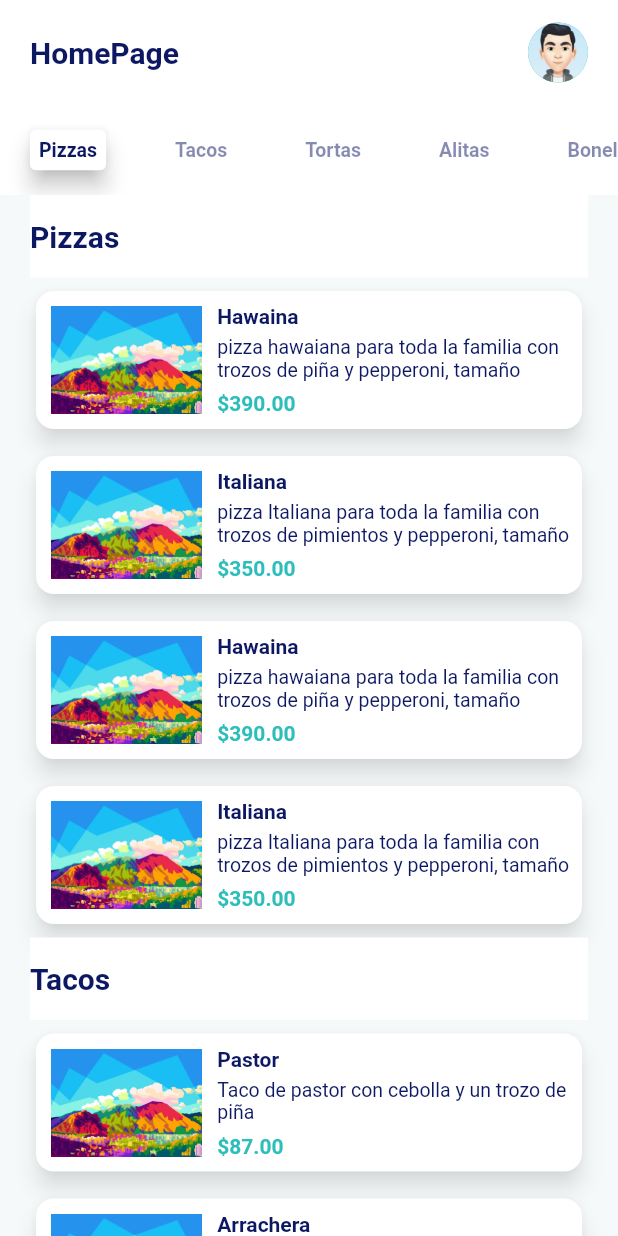
After one commit to junior-ramayo/Flutter-Animations, a Flutter app: the screen it shows after launch, after a tap on "Tabs synchronization", on a phone screen of 412 x 824 dp. The commit adds this screen. Run offline on Flutter 3.47's test engine with Material 2 defaults, Android fonts, the phone set to English and light mode, and no system bars.

Commit message:
tab-synchronization

```diff
--- a/lib/animations/NavBar-Expanded/navbar.dart
+++ b/lib/animations/NavBar-Expanded/navbar.dart
@@ -4,7 +4,7 @@ import 'package:flutter/material.dart';
 
 
  class NavBarExpanded extends StatefulWidget {
-   NavBarExpanded({Key? key}) : super(key: key);
+   const NavBarExpanded({Key? key}) : super(key: key);
 
    @override
    State<NavBarExpanded> createState() => _NavBarExpandedState();
--- a/lib/animations/animatedWidgets/home_animated.dart
+++ b/lib/animations/animatedWidgets/home_animated.dart
@@ -1,15 +1,10 @@
-import 'dart:math';
-import 'package:flutter/cupertino.dart';
 import 'package:flutter/material.dart';
-import 'package:flutter/painting.dart';
-import 'package:flutter/rendering.dart';
-import 'package:flutter/widgets.dart';
 import 'package:retos_animaciones/animations/animatedWidgets/widgets/column-widget.dart';
 
 
  class HomeAnimated extends StatefulWidget {
 
-  HomeAnimated({Key? key}) : super(key: key);
+  const HomeAnimated({Key? key}) : super(key: key);
 
   @override
   State<HomeAnimated> createState() => _HomeAnimatedState();
--- a/lib/animations/composition/home_composition.dart
+++ b/lib/animations/composition/home_composition.dart
@@ -1,7 +1,7 @@
 import 'package:flutter/material.dart';
 
  class HomeComposition extends StatefulWidget {
-   HomeComposition({Key? key}) : super(key: key);
+   const HomeComposition({Key? key}) : super(key: key);
 
    @override
    State<HomeComposition> createState() => _HomeCompositionState();
@@ -78,7 +78,7 @@ import 'package:flutter/material.dart';
    Widget build(BuildContext context) {
     return LayoutBuilder(
      builder: (context, constraints){
-      print(constraints.maxWidth); //meda el ancho de la pantalla del dispositivo.
+      // print(constraints.maxWidth); //meda el ancho de la pantalla del dispositivo.
       return Container(
        height: 10,
        alignment: Alignment.centerLeft,
--- a/lib/animations/list-scroll-animation/scroll-animation.dart
+++ b/lib/animations/list-scroll-animation/scroll-animation.dart
@@ -2,7 +2,8 @@ import 'package:flutter/material.dart';
 
 
  class ListScrollAnimation extends StatefulWidget {
-   ListScrollAnimation({Key? key}) : super(key: key);
+
+   const ListScrollAnimation({Key? key}) : super(key: key);
 
    @override
    State<ListScrollAnimation> createState() => _ListScrollAnimationState();
--- /dev/null
+++ b/lib/animations/tabs-synchronization/bloc/bloc.dart
@@ -0,0 +1,108 @@
+import 'package:flutter/material.dart';
+import 'package:retos_animaciones/animations/tabs-synchronization/data/data.dart';
+const categoryHeight = 55.0;
+const productHeight = 100.0;
+
+ class DeliveryBloc extends ChangeNotifier {
+
+   List<TabCategory> tabs = [];
+   List<DeliveryItem> items = [];
+   late TabController tabController;
+   ScrollController scrollController = ScrollController();
+   bool listen = true;
+
+   void init(TickerProvider ticker){
+    tabController = TabController(vsync: ticker, length: categories.length);
+    double offsetFrom = 0.0;
+    double offsetTo = 0.0;
+    for(int i = 0; i < categories.length; i++){
+     final category = categories[i];
+     if(i > 0){
+      offsetFrom += categories[i - 1].products.length * productHeight;
+     }
+     if(i < categories.length - 1){
+      offsetTo = offsetFrom + categories[i + 1].products.length * productHeight;
+     } else {
+      offsetTo = double.infinity;
+     }
+     tabs.add(
+      TabCategory(
+        category: category,
+        selected: (i == 0),
+        offsetFrom: categoryHeight * i + offsetFrom,
+        offsetTo: offsetTo
+      ));
+     items.add(DeliveryItem(category: category));
+     for(int j = 0; j < category.products.length; j++){
+      final product = category.products[j];
+      items.add(DeliveryItem(product: product));
+     }
+    }
+    scrollController.addListener(onScrollListener);
+   }
+
+   void onScrollListener(){
+    if(listen){
+    for(int i = 0; i < tabs.length; i++){
+     final tab = tabs[i];
+     if(scrollController.offset >= tab.offsetFrom && scrollController.offset <= tab.offsetTo && !tab.selected){
+      onCategorySelected(i, animationRequired: false);
+      tabController.animateTo(i);
+      break;
+     }
+    }
+    }
+   }
+
+  void onCategorySelected(int index, {bool animationRequired = true}) async {
+   final selected = tabs[index];
+   for(int i = 0; i < tabs.length; i++){
+     final condition = selected.category.name == tabs[i].category.name;
+    tabs[i] = tabs[i].copyWith(condition);
+   }
+   notifyListeners();
+   if(animationRequired){
+    listen = false;
+    await scrollController.animateTo(
+     selected.offsetFrom,
+     duration: const Duration(milliseconds: 500),
+     curve: Curves.linear
+    );
+    listen = true;
+   }
+  }
+
+  @override
+  void dispose() {
+    scrollController.removeListener(onScrollListener);
+    scrollController.dispose();
+    tabController.dispose();
+    super.dispose();
+  }
+
+
+}
+
+
+class TabCategory {
+  final Category category;
+  final bool selected;
+  final double offsetFrom;
+  final double offsetTo;
+
+  TabCategory copyWith(bool selected) => TabCategory(
+    category: category, selected: selected, offsetFrom: offsetFrom, offsetTo: offsetTo);
+
+  TabCategory({required this.category, required this.selected, required this.offsetFrom, required this.offsetTo});
+}
+
+class DeliveryItem {
+  final Category? category;
+  final Product? product;
+
+  DeliveryItem({this.category, this.product});
+
+  bool get isCategory => category != null;
+
+
+}
--- /dev/null
+++ b/lib/animations/tabs-synchronization/data/data.dart
@@ -0,0 +1,253 @@
+import 'package:meta/meta.dart';
+
+ class Category {
+   final String name;
+   final List<Product> products;
+
+  Category({required this.name, required this.products});
+ }
+
+ class Product {
+   final String name;
+   final String description;
+   final double price;
+   final String image;
+
+  Product({required this.name, required this.description, required this.price, required this.image});
+
+ }
+
+ final categories = [
+  Category(
+    name: 'Pizzas',
+    products: [
+     Product(
+      name: 'Hawaina',
+      description: 'pizza hawaiana para toda la familia con trozos de piña y pepperoni, tamaño grande para 5 personas',
+      price: 390.0,
+      image: 'assets/img.jpg'
+     ),
+     Product(
+      name: 'Italiana',
+      description: 'pizza Italiana para toda la familia con trozos de pimientos y pepperoni, tamaño grande para 5 personas',
+      price: 350.0,
+      image: 'assets/img.jpg'
+     ),
+     Product(
+      name: 'Hawaina',
+      description: 'pizza hawaiana para toda la familia con trozos de piña y pepperoni, tamaño grande para 5 personas',
+      price: 390.0,
+      image: 'assets/img.jpg'
+     ),
+     Product(
+      name: 'Italiana',
+      description: 'pizza Italiana para toda la familia con trozos de pimientos y pepperoni, tamaño grande para 5 personas',
+      price: 350.0,
+      image: 'assets/img.jpg'
+     ),
+    ]
+  ),
+  Category(
+    name: 'Tacos',
+    products: [
+     Product(
+      name: 'Pastor',
+      description: 'Taco de pastor con cebolla y un trozo de piña',
+      price: 87.0,
+      image: 'assets/img.jpg'
+     ),
+     Product(
+      name: 'Arrachera',
+      description: 'Taco de arrachera, con la carne mas selecta del mercado',
+      price: 120.0,
+      image: 'assets/img.jpg'
+     ),
+     Product(
+      name: 'Pastor',
+      description: 'Taco de pastor con cebolla y un trozo de piña',
+      price: 87.0,
+      image: 'assets/img.jpg'
+     ),
+     Product(
+      name: 'Arrachera',
+      description: 'Taco de arrachera, con la carne mas selecta del mercado',
+      price: 120.0,
+      image: 'assets/img.jpg'
+     ),
+    ]
+  ),
+  Category(
+    name: 'Tortas',
+    products: [
+     Product(
+      name: 'Bistec',
+      description: 'Torta de bistec con la carne mejor conservada del mercado',
+      price: 200.0,
+      image: 'assets/img.jpg'
+     ),
+     Product(
+      name: 'Chistorra',
+      description: 'Torta de chistorra con salchicha argentina y acompañada de nuestro delicioso deep',
+      price: 230.0,
+      image: 'assets/img.jpg'
+     ),
+     Product(
+      name: 'Bistec',
+      description: 'Torta de bistec con la carne mejor conservada del mercado',
+      price: 200.0,
+      image: 'assets/img.jpg'
+     ),
+     Product(
+      name: 'Chistorra',
+      description: 'Torta de chistorra con salchicha argentina y acompañada de nuestro delicioso deep',
+      price: 230.0,
+      image: 'assets/img.jpg'
+     ),
+    ]
+  ),
+  Category(
+    name: 'Alitas',
+    products: [
+     Product(
+      name: 'BBQ',
+      description: 'Nuestra deliciosa orden de alitas con salsa BBQ acompañada de un refresco',
+      price: 150.0,
+      image: 'assets/img.jpg'
+     ),
+     Product(
+      name: 'Mango Habanero',
+      description: 'Orden de 6 alitas con nuestra famosa salsa mango habanero, acompañada de nuestra salsa Cheddar',
+      price: 130.0,
+      image: 'assets/img.jpg'
+     ),
+     Product(
+      name: 'BBQ',
+      description: 'Nuestra deliciosa orden de alitas con salsa BBQ acompañada de un refresco',
+      price: 150.0,
+      image: 'assets/img.jpg'
+     ),
+     Product(
+      name: 'Mango Habanero',
+      description: 'Orden de 6 alitas con nuestra famosa salsa mango habanero, acompañada de nuestra salsa Cheddar',
+      price: 130.0,
+      image: 'assets/img.jpg'
+     ),
+    ]
+  ),
+  Category(
+    name: 'Boneless',
+    products: [
+     Product(
+      name: 'Cheddar',
+      description: 'Orden de 6 boneless con nuestra rica salsa de chedda para chuparse los dedos',
+      price: 150.0,
+      image: 'assets/img.jpg'
+     ),
+     Product(
+      name: 'BBQ Chipotle',
+      description: 'Orden de 6 boneless con salsa BBQ Chipotle acompañada de pepino y zanahoria',
+      price: 130.0,
+      image: 'assets/img.jpg'
+     ),
+     Product(
+      name: 'Cheddar',
+      description: 'Orden de 6 boneless con nuestra rica salsa de chedda para chuparse los dedos',
+      price: 150.0,
+      image: 'assets/img.jpg'
+     ),
+     Product(
+      name: 'BBQ Chipotle',
+      description: 'Orden de 6 boneless con salsa BBQ Chipotle acompañada de pepino y zanahoria',
+      price: 130.0,
+      image: 'assets/img.jpg'
+     ),
+    ]
+  ),
+  Category(
+    name: 'Sushi',
+    products: [
+     Product(
+      name: 'California',
+      description: 'Sushi california empanizado con 12 rollos y con pollo y queso philadelphia',
+      price: 160.0,
+      image: 'assets/img.jpg'
+     ),
+     Product(
+      name: 'Doritos',
+      description: 'Sushi con empanizado con doritos y con pollo y aguacate',
+      price: 189.0,
+      image: 'assets/img.jpg'
+     ),
+     Product(
+      name: 'California',
+      description: 'Sushi california empanizado con 12 rollos y con pollo y queso philadelphia',
+      price: 160.0,
+      image: 'assets/img.jpg'
+     ),
+     Product(
+      name: 'Doritos',
+      description: 'Sushi con empanizado con doritos y con pollo y aguacate',
+      price: 189.0,
+      image: 'assets/img.jpg'
+     ),
+    ]
+  ),
+  Category(
+    name: 'Refrescos',
+    products: [
+     Product(
+      name: 'Coca-cola',
+      description: 'lata de refresco coca-cola de 600 ml',
+      price: 40.0,
+      image: 'assets/img.jpg'
+     ),
+     Product(
+      name: 'Sprite',
+      description: 'lata de refresco sprite de 600 ml',
+      price: 40.0,
+      image: 'assets/img.jpg'
+     ),
+     Product(
+      name: 'Coca-cola',
+      description: 'lata de refresco coca-cola de 600 ml',
+      price: 40.0,
+      image: 'assets/img.jpg'
+     ),
+     Product(
+      name: 'Sprite',
+      description: 'lata de refresco sprite de 600 ml',
+      price: 40.0,
+      image: 'assets/img.jpg'
+     ),
+    ]
+  ),
+  Category(
+    name: 'Postres',
+    products: [
+     Product(
+      name: 'Helado de coco',
+      description: 'Dos bolas de helado de coco natural',
+      price: 90.0,
+      image: 'assets/img.jpg'
+     ),
+     Product(
+      name: 'Pastel de chocolate',
+      description: 'Rebanada de pastel de chocolate',
+      price: 110.0,
+      image: 'assets/img.jpg'
+     ),
+     Product(
+      name: 'Helado de coco',
+      description: 'Dos bolas de helado de coco natural',
+      price: 90.0,
+      image: 'assets/img.jpg'
+     ),
+     Product(
+      name: 'Pastel de chocolate',
+      description: 'Rebanada de pastel de chocolate',
+      price: 110.0,
+      image: 'assets/img.jpg'
+     ),
+    ]
+  ),
+ ];
--- /dev/null
+++ b/lib/animations/tabs-synchronization/pages/home_synchronization.dart
@@ -0,0 +1,238 @@
+import 'package:flutter/material.dart';
+import 'package:retos_animaciones/animations/tabs-synchronization/bloc/bloc.dart';
+import 'package:retos_animaciones/animations/tabs-synchronization/data/data.dart';
+
+
+ class TabsSynchronization extends StatefulWidget {
+   const TabsSynchronization({Key? key}) : super(key: key);
+
+   @override
+   State<TabsSynchronization> createState() => _TabsSynchronizationState();
+ }
+
+ class _TabsSynchronizationState extends State<TabsSynchronization> with SingleTickerProviderStateMixin{
+
+  final _backgroundColor = const Color(0xFFF6F9FA);
+  final _blueColor = const Color(0xFF0D1863);
+  final _greenColor = const Color(0xFF2BBEBA);
+
+  final bloc = DeliveryBloc();
+
+
+  @override
+  void initState() {
+    bloc.init(this);
+    super.initState();
+  }
+
+  @override
+  void dispose() {
+    bloc.dispose();
+    super.dispose();
+  }
+
+  @override
+  Widget build(BuildContext context) {
+   return Scaffold(
+    backgroundColor: _backgroundColor,
+    body: SafeArea(
+      child: AnimatedBuilder(
+        animation: bloc,
+        builder: (_, __) => Column(
+         crossAxisAlignment: CrossAxisAlignment.stretch,
+         children: [
+
+          header(),
+
+          Container(
+            height: 60,
+            color: Colors.white,
+            child: TabBar(
+             onTap: bloc.onCategorySelected,
+             controller: bloc.tabController,
+             indicatorWeight: 0.01,
+             isScrollable: true,
+             tabs: bloc.tabs.map((e) => TabWidget(tabCategory: e)).toList()
+            ),
+          ),
+
+          Expanded(
+           child: Container(
+             child: ListView.builder(
+              controller: bloc.scrollController,
+              padding: const EdgeInsets.symmetric(horizontal: 20),
+              itemCount: bloc.items.length,
+              itemBuilder: (context, index){
+                final item = bloc.items[index];
+               if(item.isCategory){ //si index es impar
+                return CategoryItem(category: item.category);
+               } else {
+                return ProductItem(product: item.product);
+               }
+              }
+             ),
+           )
+          ),
+
+
+         ],
+        ),
+      ),
+    ),
+   );
+  }
+
+  Widget header(){
+    return Container(
+          padding: const EdgeInsets.symmetric(horizontal: 20),
+          color: Colors.white,
+          height: 70,
+          child: Row(
+           mainAxisAlignment: MainAxisAlignment.spaceBetween,
+           children: [
+            Text(
+             'HomePage',
+             style: TextStyle(
+              color: _blueColor,
+              fontSize: 20,
+              fontWeight: FontWeight.bold
+             ),
+            ),
+            CircleAvatar(
+             backgroundColor: _greenColor,
+             radius: 20,
+             child: ClipOval(
+              child: Image.asset(
+                'assets/avatar-1.png',
+                fit: BoxFit.cover,
+                height: 40,
+              ),
+             ),
+            )
+           ],
+          ),
+        );
+  }
+
+
+
+ }
+
+ class CategoryItem extends StatelessWidget {
+
+   final Category? category;
+
+   const CategoryItem({Key? key,  this.category}) : super(key: key);
+
+   @override
+   Widget build(BuildContext context) {
+     return Container(
+      height: categoryHeight,
+      alignment: Alignment.centerLeft,
+      color: Colors.white,
+      child: Text(
+       category!.name,
+       style: const TextStyle(
+              color: Color(0xFF0D1863),
+              fontSize: 20,
+              fontWeight: FontWeight.bold
+       ),
+      ),
+     );
+   }
+ }
+
+ class ProductItem extends StatelessWidget {
+
+  final Product? product;
+
+  const ProductItem({Key? key, this.product}) : super(key: key);
+
+  @override
+  Widget build(BuildContext context) {
+   return Container(
+    margin: const EdgeInsets.symmetric(vertical: 5),
+    height: productHeight,
+    child: Card(
+     elevation: 6,
+     shadowColor: Colors.black54,
+     shape: RoundedRectangleBorder(
+      borderRadius: BorderRadius.circular(12)
+     ),
+     child: Row(
+      children: [
+
+       Padding(
+         padding: const EdgeInsets.all(10.0),
+         child: Image.asset(product!.image),
+       ),
+
+       Expanded(
+         child: Column(
+          crossAxisAlignment: CrossAxisAlignment.start,
+          mainAxisAlignment: MainAxisAlignment.center,
+          children: [
+           Text(
+            product!.name,
+            style: const TextStyle(
+             color: Color(0xFF0D1863),
+             fontSize: 14,
+             fontWeight: FontWeight.bold
+            ),
+           ),
+           const SizedBox(height: 5),
+           Text(
+            product!.description,
+            maxLines: 2,
+            style: const TextStyle(
+             color: Color(0xFF0D1863),
+             fontSize: 13,
+            ),
+           ),
+           const SizedBox(height: 7),
+           Text(
+            '\$${product!.price.toStringAsFixed(2)}',
+            style: const TextStyle(
+             color: Color(0xFF2BBEBA),
+             fontSize: 14,
+             fontWeight: FontWeight.bold
+            ),
+           ),
+          ],
+         ),
+       ),
+
+      ],
+     ),
+    ),
+   );
+  }
+ }
+
+ class TabWidget extends StatelessWidget {
+
+   final TabCategory tabCategory;
+
+   const TabWidget({Key? key, required this.tabCategory}) : super(key: key);
+
+   @override
+   Widget build(BuildContext context) {
+     return Opacity(
+       opacity: tabCategory.selected ? 1 : 0.5,
+       child: Card(
+         elevation: tabCategory.selected ? 6 : 0,
+         child: Padding(
+           padding: const EdgeInsets.all(6.0),
+           child: Text(
+             tabCategory.category.name,
+             style: const TextStyle(
+               color: Color(0xFF0D1863),
+               fontWeight: FontWeight.bold,
+               fontSize: 13
+             )
+           ),
+         )
+       ),
+     );
+   }
+ }
--- a/lib/animations/template-gallery/list-page.dart
+++ b/lib/animations/template-gallery/list-page.dart
@@ -4,7 +4,7 @@ import 'package:retos_animaciones/animations/template-gallery/widgets/card.dart'
 import 'package:retos_animaciones/animations/template-gallery/widgets/page-view-list.dart';
 
  class ContactListPage extends StatefulWidget {
-   ContactListPage({Key? key}) : super(key: key);
+   const ContactListPage({Key? key}) : super(key: key);
 
    @override
    State<ContactListPage> createState() => _ContactListPageState();
--- a/lib/animations/template-gallery/widgets/page-view-list.dart
+++ b/lib/animations/template-gallery/widgets/page-view-list.dart
@@ -1,8 +1,5 @@
 import 'dart:ui';
-
 import 'package:flutter/material.dart';
-import 'package:retos_animaciones/animations/template-gallery/models/contact.dart';
-import 'package:retos_animaciones/animations/template-gallery/widgets/card.dart';
 
 
 class PerspectiveList extends StatefulWidget {
--- a/lib/home/home_page.dart
+++ b/lib/home/home_page.dart
@@ -1,4 +1,3 @@
-import 'package:flutter/cupertino.dart';
 import 'package:flutter/material.dart';
 
  class HomePage extends StatefulWidget {
@@ -20,6 +19,8 @@ class _HomePageState extends State<HomePage> {
       children: [
 
        _card('home_animated', 'Animated'),
+
+       _card('home_tabs', 'Tabs synchronization'),
 
        _card('home_scroll', 'List Scroll'),
 
--- a/lib/main.dart
+++ b/lib/main.dart
@@ -2,9 +2,11 @@ import 'package:flutter/material.dart';
 import 'package:retos_animaciones/routes/routes.dart';
 // import 'package:retos_animaciones/routes/routes.dart';
 
-void main() => runApp(MyApp());
+void main() => runApp(const MyApp());
 
 class MyApp extends StatelessWidget {
+  const MyApp({Key? key}) : super(key: key);
+
   @override
   Widget build(BuildContext context) {
     return MaterialApp(
--- a/lib/routes/routes.dart
+++ b/lib/routes/routes.dart
@@ -3,6 +3,7 @@ import 'package:retos_animaciones/animations/NavBar-Expanded/navbar.dart';
 import 'package:retos_animaciones/animations/animatedWidgets/home_animated.dart';
 import 'package:retos_animaciones/animations/composition/home_composition.dart';
 import 'package:retos_animaciones/animations/list-scroll-animation/scroll-animation.dart';
+import 'package:retos_animaciones/animations/tabs-synchronization/pages/home_synchronization.dart';
 import 'package:retos_animaciones/animations/template-gallery/list-page.dart';
 import 'package:retos_animaciones/home/home_page.dart';
 
@@ -11,11 +12,12 @@ import 'package:retos_animaciones/home/home_page.dart';
   getRoutes(){
    return {
     'home_main': (BuildContext context) => const HomePage(),
-    'home_composition': (BuildContext context) => HomeComposition(),
-    'home_animated': (BuildContext context) => HomeAnimated(),
-    'home_scroll': (BuildContext context) => ListScrollAnimation(),
-    'home_navbar': (BuildContext context) => NavBarExpanded(),
-    'home_listPage': (BuildContext context) => ContactListPage()
+    'home_composition': (BuildContext context) => const HomeComposition(),
+    'home_animated': (BuildContext context) => const HomeAnimated(),
+    'home_scroll': (BuildContext context) => const ListScrollAnimation(),
+    'home_navbar': (BuildContext context) => const NavBarExpanded(),
+    'home_listPage': (BuildContext context) => const ContactListPage(),
+    'home_tabs': (BuildContext context) => TabsSynchronization(),
    };
   }
  }
```
Also changed, not shown: assets/img.jpg (added), 1 other file.
